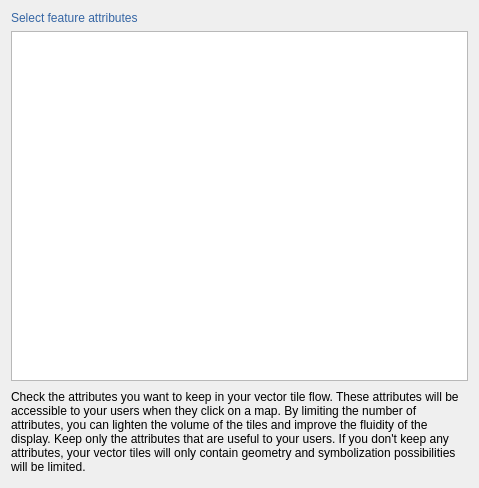
JulesGrillot/plugin-qgis-geoplateforme, file geotuileur/gui/tile_creation/qwp_tile_generation_fields_selection.ui: the form before one commit.
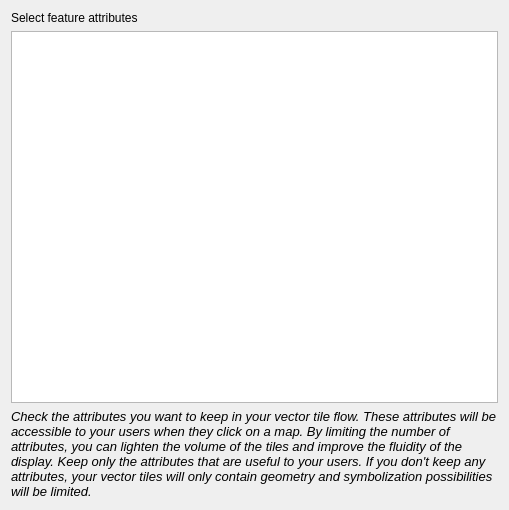
The form after the commit.

Commit message: Remove specific style for QLabel

```diff
--- a/geotuileur/gui/tile_creation/qwp_tile_generation_fields_selection.ui
+++ b/geotuileur/gui/tile_creation/qwp_tile_generation_fields_selection.ui
@@ -6,8 +6,8 @@
    <rect>
     <x>0</x>
     <y>0</y>
-    <width>479</width>
-    <height>488</height>
+    <width>509</width>
+    <height>510</height>
    </rect>
   </property>
   <property name="windowTitle">
@@ -22,10 +22,6 @@
    </item>
    <item row="0" column="0">
     <widget class="QLabel" name="lbl_choose">
-     <property name="styleSheet">
-      <string notr="true">font: 75 13pt &quot;Ubuntu Condensed&quot;;
-color: rgb(52, 101, 164);</string>
-     </property>
      <property name="text">
       <string>Select feature attributes</string>
      </property>
@@ -39,8 +35,13 @@
        <height>90</height>
       </size>
      </property>
-     <property name="styleSheet">
-      <string notr="true">font: 75 10pt &quot;Ubuntu Condensed&quot;;</string>
+     <property name="font">
+      <font>
+       <pointsize>10</pointsize>
+       <weight>9</weight>
+       <italic>true</italic>
+       <bold>false</bold>
+      </font>
      </property>
      <property name="text">
       <string>Check the attributes you want to keep in your vector tile flow. These attributes will be accessible to your users when they click on a map. By limiting the number of attributes, you can lighten the volume of the tiles and improve the fluidity of the display. Keep only the attributes that are useful to your users. If you don't keep any attributes, your vector tiles will only contain geometry and symbolization possibilities will be limited.</string>
```
The commit also changes 4 other files.
